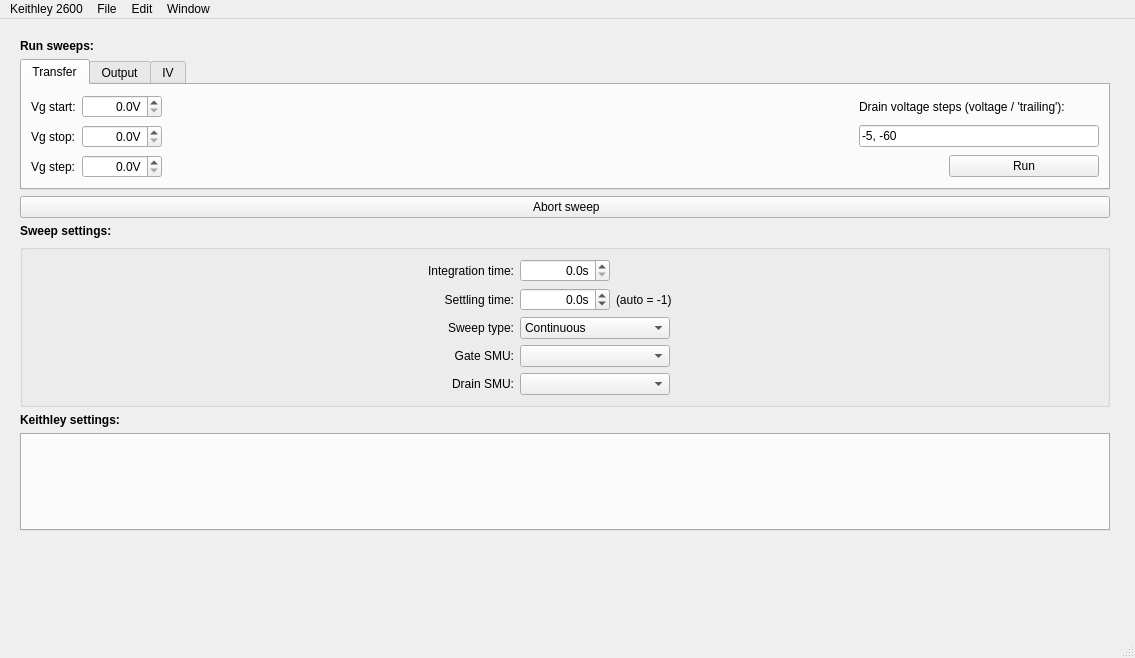
First picture: the form in keithleygui/main.ui, repository OE-FET/keithleygui, before the edit.
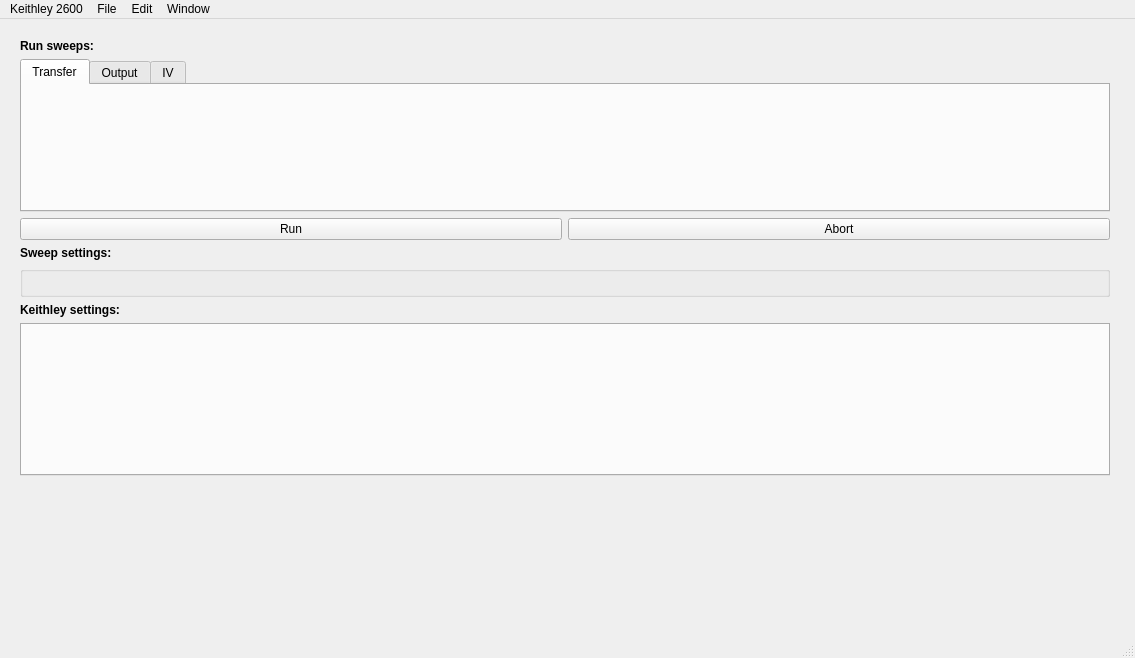
Second picture: the form after the edit. Custom widgets are drawn as their Qt base class.

Commit message: simplified and unified the code for all settings panes

```diff
--- a/keithleygui/main.ui
+++ b/keithleygui/main.ui
@@ -14,7 +14,7 @@
    <string>Keithley 2600</string>
   </property>
   <widget class="QWidget" name="centralwidget">
-   <layout class="QHBoxLayout" name="horizontalLayout" stretch="1,0,3">
+   <layout class="QHBoxLayout" name="horizontalLayout" stretch="1,0,2">
     <property name="leftMargin">
      <number>20</number>
     </property>
@@ -29,201 +29,8 @@
     </property>
     <item>
      <layout class="QGridLayout" name="gridLayout">
-      <item row="4" column="0" colspan="2">
-       <widget class="QGroupBox" name="groupBox">
-        <property name="title">
-         <string/>
-        </property>
-        <layout class="QGridLayout" name="gridLayout_6">
-         <item row="1" column="3">
-          <widget class="QLabel" name="label_21">
-           <property name="text">
-            <string>(auto = -1)</string>
-           </property>
-          </widget>
-         </item>
-         <item row="1" column="0">
-          <widget class="QLabel" name="label_20">
-           <property name="text">
-            <string>Settling time:</string>
-           </property>
-           <property name="alignment">
-            <set>Qt::AlignRight|Qt::AlignTrailing|Qt::AlignVCenter</set>
-           </property>
-          </widget>
-         </item>
-         <item row="3" column="0">
-          <widget class="QLabel" name="label_19">
-           <property name="text">
-            <string>Gate SMU:</string>
-           </property>
-           <property name="alignment">
-            <set>Qt::AlignRight|Qt::AlignTrailing|Qt::AlignVCenter</set>
-           </property>
-          </widget>
-         </item>
-         <item row="0" column="2">
-          <widget class="ScienDSpinBox" name="scienDSpinBoxInt">
-           <property name="minimumSize">
-            <size>
-             <width>90</width>
-             <height>0</height>
-            </size>
-           </property>
-           <property name="maximumSize">
-            <size>
-             <width>90</width>
-             <height>16777215</height>
-            </size>
-           </property>
-           <property name="toolTip">
-            <string>&lt;html&gt;&lt;head/&gt;&lt;body&gt;&lt;p&gt;Integration time must be between 0.001 and 25 power line cycles (1/50 Hz for most countries).&lt;/p&gt;&lt;/body&gt;&lt;/html&gt;</string>
-           </property>
-           <property name="alignment">
-            <set>Qt::AlignRight|Qt::AlignTrailing|Qt::AlignVCenter</set>
-           </property>
-           <property name="suffix">
-            <string>s</string>
-           </property>
-           <property name="decimals">
-            <number>1</number>
-           </property>
-           <property name="minimum">
-            <double>0.000000000000000</double>
-           </property>
-           <property name="maximum">
-            <double>0.500000000000000</double>
-           </property>
-           <property name="value">
-            <double>0.000000000000000</double>
-           </property>
-          </widget>
-         </item>
-         <item row="2" column="0">
-          <widget class="QLabel" name="label_4">
-           <property name="text">
-            <string>Sweep type:</string>
-           </property>
-           <property name="alignment">
-            <set>Qt::AlignRight|Qt::AlignTrailing|Qt::AlignVCenter</set>
-           </property>
-          </widget>
-         </item>
-         <item row="2" column="2" colspan="2">
-          <widget class="QComboBox" name="comboBoxSweepType">
-           <property name="maximumSize">
-            <size>
-             <width>150</width>
-             <height>16777215</height>
-            </size>
-           </property>
-           <item>
-            <property name="text">
-             <string>Continuous</string>
-            </property>
-           </item>
-           <item>
-            <property name="text">
-             <string>Pulsed</string>
-            </property>
-           </item>
-          </widget>
-         </item>
-         <item row="3" column="2" colspan="2">
-          <widget class="QComboBox" name="comboBoxGateSMU">
-           <property name="maximumSize">
-            <size>
-             <width>150</width>
-             <height>16777215</height>
-            </size>
-           </property>
-           <property name="currentText">
-            <string/>
-           </property>
-          </widget>
-         </item>
-         <item row="4" column="2" colspan="2">
-          <widget class="QComboBox" name="comboBoxDrainSMU">
-           <property name="maximumSize">
-            <size>
-             <width>150</width>
-             <height>16777215</height>
-            </size>
-           </property>
-           <property name="currentText">
-            <string/>
-           </property>
-          </widget>
-         </item>
-         <item row="4" column="0">
-          <widget class="QLabel" name="label_22">
-           <property name="text">
-            <string>Drain SMU:</string>
-           </property>
-           <property name="alignment">
-            <set>Qt::AlignRight|Qt::AlignTrailing|Qt::AlignVCenter</set>
-           </property>
-          </widget>
-         </item>
-         <item row="0" column="0">
-          <widget class="QLabel" name="label">
-           <property name="text">
-            <string>Integration time:</string>
-           </property>
-           <property name="alignment">
-            <set>Qt::AlignRight|Qt::AlignTrailing|Qt::AlignVCenter</set>
-           </property>
-          </widget>
-         </item>
-         <item row="1" column="2">
-          <widget class="ScienDSpinBox" name="scienDSpinBoxSettling">
-           <property name="minimumSize">
-            <size>
-             <width>90</width>
-             <height>0</height>
-            </size>
-           </property>
-           <property name="maximumSize">
-            <size>
-             <width>90</width>
-             <height>16777215</height>
-            </size>
-           </property>
-           <property name="alignment">
-            <set>Qt::AlignRight|Qt::AlignTrailing|Qt::AlignVCenter</set>
-           </property>
-           <property name="suffix">
-            <string>s</string>
-           </property>
-           <property name="decimals">
-            <number>1</number>
-           </property>
-           <property name="minimum">
-            <double>-1.000000000000000</double>
-           </property>
-           <property name="singleStep">
-            <double>0.100000000000000</double>
-           </property>
-           <property name="value">
-            <double>0.000000000000000</double>
-           </property>
-          </widget>
-         </item>
-        </layout>
-       </widget>
-      </item>
-      <item row="6" column="0" colspan="2">
-       <widget class="QTabWidget" name="tabWidgetSettings">
-        <property name="enabled">
-         <bool>true</bool>
-        </property>
-        <property name="currentIndex">
-         <number>-1</number>
-        </property>
-       </widget>
-      </item>
       <item row="0" column="0" colspan="2">
-       <widget class="QLabel" name="label_23">
+       <widget class="QLabel" name="label_1">
         <property name="font">
          <font>
           <weight>75</weight>
@@ -235,39 +42,6 @@
         </property>
        </widget>
       </item>
-      <item row="2" column="0" colspan="2">
-       <widget class="QPushButton" name="pushButtonAbort">
-        <property name="text">
-         <string> Abort sweep</string>
-        </property>
-       </widget>
-      </item>
-      <item row="5" column="0" colspan="2">
-       <widget class="QLabel" name="label_24">
-        <property name="font">
-         <font>
-          <weight>75</weight>
-          <bold>true</bold>
-         </font>
-        </property>
-        <property name="text">
-         <string>Keithley settings:</string>
-        </property>
-       </widget>
-      </item>
-      <item row="3" column="0" colspan="2">
-       <widget class="QLabel" name="label_26">
-        <property name="font">
-         <font>
-          <weight>75</weight>
-          <bold>true</bold>
-         </font>
-        </property>
-        <property name="text">
-         <string>Sweep settings:</string>
-        </property>
-       </widget>
-      </item>
       <item row="1" column="0" colspan="2">
        <widget class="QTabWidget" name="tabWidgetSweeps">
         <property name="currentIndex">
@@ -277,387 +51,26 @@
          <attribute name="title">
           <string>Transfer</string>
          </attribute>
-         <layout class="QVBoxLayout" name="verticalLayout">
-          <item>
-           <layout class="QGridLayout" name="gridLayout_4">
-            <property name="leftMargin">
-             <number>0</number>
-            </property>
-            <property name="verticalSpacing">
-             <number>7</number>
-            </property>
-            <item row="0" column="0">
-             <widget class="QLabel" name="label_5">
-              <property name="text">
-               <string>Vg start:</string>
-              </property>
-             </widget>
-            </item>
-            <item row="1" column="1">
-             <widget class="ScienDSpinBox" name="scienDSpinBoxVgStop">
-              <property name="minimumSize">
-               <size>
-                <width>80</width>
-                <height>0</height>
-               </size>
-              </property>
-              <property name="maximumSize">
-               <size>
-                <width>90</width>
-                <height>16777215</height>
-               </size>
-              </property>
-              <property name="alignment">
-               <set>Qt::AlignRight|Qt::AlignTrailing|Qt::AlignVCenter</set>
-              </property>
-              <property name="suffix">
-               <string>V</string>
-              </property>
-              <property name="decimals">
-               <number>1</number>
-              </property>
-             </widget>
-            </item>
-            <item row="0" column="2" rowspan="3">
-             <spacer name="horizontalSpacer">
-              <property name="orientation">
-               <enum>Qt::Horizontal</enum>
-              </property>
-              <property name="sizeHint" stdset="0">
-               <size>
-                <width>0</width>
-                <height>0</height>
-               </size>
-              </property>
-             </spacer>
-            </item>
-            <item row="1" column="0">
-             <widget class="QLabel" name="label_6">
-              <property name="text">
-               <string>Vg stop:</string>
-              </property>
-             </widget>
-            </item>
-            <item row="2" column="0">
-             <widget class="QLabel" name="label_7">
-              <property name="text">
-               <string>Vg step:</string>
-              </property>
-             </widget>
-            </item>
-            <item row="2" column="1">
-             <widget class="ScienDSpinBox" name="scienDSpinBoxVgStep">
-              <property name="minimumSize">
-               <size>
-                <width>80</width>
-                <height>0</height>
-               </size>
-              </property>
-              <property name="maximumSize">
-               <size>
-                <width>90</width>
-                <height>16777215</height>
-               </size>
-              </property>
-              <property name="alignment">
-               <set>Qt::AlignRight|Qt::AlignTrailing|Qt::AlignVCenter</set>
-              </property>
-              <property name="suffix">
-               <string>V</string>
-              </property>
-              <property name="decimals">
-               <number>1</number>
-              </property>
-             </widget>
-            </item>
-            <item row="0" column="1">
-             <widget class="ScienDSpinBox" name="scienDSpinBoxVgStart">
-              <property name="minimumSize">
-               <size>
-                <width>80</width>
-                <height>0</height>
-               </size>
-              </property>
-              <property name="maximumSize">
-               <size>
-                <width>90</width>
-                <height>16777215</height>
-               </size>
-              </property>
-              <property name="alignment">
-               <set>Qt::AlignRight|Qt::AlignTrailing|Qt::AlignVCenter</set>
-              </property>
-              <property name="suffix">
-               <string>V</string>
-              </property>
-              <property name="decimals">
-               <number>1</number>
-              </property>
-             </widget>
-            </item>
-            <item row="0" column="3">
-             <widget class="QLabel" name="label_3">
-              <property name="sizePolicy">
-               <sizepolicy hsizetype="Fixed" vsizetype="Preferred">
-                <horstretch>0</horstretch>
-                <verstretch>0</verstretch>
-               </sizepolicy>
-              </property>
-              <property name="minimumSize">
-               <size>
-                <width>240</width>
-                <height>0</height>
-               </size>
-              </property>
-              <property name="maximumSize">
-               <size>
-                <width>240</width>
-                <height>16777215</height>
-               </size>
-              </property>
-              <property name="text">
-               <string>Drain voltage steps (voltage / 'trailing'):</string>
-              </property>
-             </widget>
-            </item>
-            <item row="1" column="3">
-             <widget class="QLineEdit" name="lineEditVdList">
-              <property name="sizePolicy">
-               <sizepolicy hsizetype="Preferred" vsizetype="Fixed">
-                <horstretch>0</horstretch>
-                <verstretch>0</verstretch>
-               </sizepolicy>
-              </property>
-              <property name="minimumSize">
-               <size>
-                <width>240</width>
-                <height>0</height>
-               </size>
-              </property>
-              <property name="maximumSize">
-               <size>
-                <width>240</width>
-                <height>16777215</height>
-               </size>
-              </property>
-              <property name="text">
-               <string>-5, -60</string>
-              </property>
-             </widget>
-            </item>
-            <item row="2" column="3" alignment="Qt::AlignRight">
-             <widget class="QPushButton" name="pushButtonTransfer">
-              <property name="sizePolicy">
-               <sizepolicy hsizetype="Preferred" vsizetype="Fixed">
-                <horstretch>0</horstretch>
-                <verstretch>0</verstretch>
-               </sizepolicy>
-              </property>
-              <property name="minimumSize">
-               <size>
-                <width>150</width>
-                <height>0</height>
-               </size>
-              </property>
-              <property name="maximumSize">
-               <size>
-                <width>150</width>
-                <height>16777215</height>
-               </size>
-              </property>
-              <property name="text">
-               <string>Run</string>
-              </property>
-             </widget>
-            </item>
-           </layout>
-          </item>
+         <layout class="QVBoxLayout" name="_2">
+          <property name="topMargin">
+           <number>0</number>
+          </property>
+          <property name="bottomMargin">
+           <number>0</number>
+          </property>
          </layout>
         </widget>
         <widget class="QWidget" name="tab2">
          <attribute name="title">
           <string>Output</string>
          </attribute>
-         <layout class="QGridLayout" name="gridLayout_3">
-          <item row="0" column="0" colspan="4">
-           <layout class="QGridLayout" name="gridLayout_2">
-            <property name="verticalSpacing">
-             <number>7</number>
-            </property>
-            <item row="0" column="1">
-             <widget class="ScienDSpinBox" name="scienDSpinBoxVdStart">
-              <property name="minimumSize">
-               <size>
-                <width>80</width>
-                <height>0</height>
-               </size>
-              </property>
-              <property name="maximumSize">
-               <size>
-                <width>90</width>
-                <height>16777215</height>
-               </size>
-              </property>
-              <property name="alignment">
-               <set>Qt::AlignRight|Qt::AlignTrailing|Qt::AlignVCenter</set>
-              </property>
-              <property name="suffix">
-               <string>V</string>
-              </property>
-              <property name="decimals">
-               <number>1</number>
-              </property>
-             </widget>
-            </item>
-            <item row="0" column="0">
-             <widget class="QLabel" name="label_8">
-              <property name="text">
-               <string>Vd start:</string>
-              </property>
-             </widget>
-            </item>
-            <item row="2" column="1">
-             <widget class="ScienDSpinBox" name="scienDSpinBoxVdStep">
-              <property name="minimumSize">
-               <size>
-                <width>80</width>
-                <height>0</height>
-               </size>
-              </property>
-              <property name="maximumSize">
-               <size>
-                <width>90</width>
-                <height>16777215</height>
-               </size>
-              </property>
-              <property name="alignment">
-               <set>Qt::AlignRight|Qt::AlignTrailing|Qt::AlignVCenter</set>
-              </property>
-              <property name="suffix">
-               <string>V</string>
-              </property>
-              <property name="decimals">
-               <number>1</number>
-              </property>
-             </widget>
-            </item>
-            <item row="1" column="1">
-             <widget class="ScienDSpinBox" name="scienDSpinBoxVdStop">
-              <property name="minimumSize">
-               <size>
-                <width>80</width>
-                <height>0</height>
-               </size>
-              </property>
-              <property name="maximumSize">
-               <size>
-                <width>90</width>
-                <height>16777215</height>
-               </size>
-              </property>
-              <property name="alignment">
-               <set>Qt::AlignRight|Qt::AlignTrailing|Qt::AlignVCenter</set>
-              </property>
-              <property name="suffix">
-               <string>V</string>
-              </property>
-              <property name="decimals">
-               <number>1</number>
-              </property>
-             </widget>
-            </item>
-            <item row="2" column="0">
-             <widget class="QLabel" name="label_11">
-              <property name="text">
-               <string>Vd step:</string>
-              </property>
-             </widget>
-            </item>
-            <item row="1" column="0">
-             <widget class="QLabel" name="label_9">
-              <property name="text">
-               <string>Vd stop:</string>
-              </property>
-             </widget>
-            </item>
-            <item row="0" column="3">
-             <widget class="QLabel" name="label_10">
-              <property name="minimumSize">
-               <size>
-                <width>240</width>
-                <height>0</height>
-               </size>
-              </property>
-              <property name="maximumSize">
-               <size>
-                <width>240</width>
-                <height>16777215</height>
-               </size>
-              </property>
-              <property name="text">
-               <string>Gate voltage steps:</string>
-              </property>
-             </widget>
-            </item>
-            <item row="1" column="3">
-             <widget class="QLineEdit" name="lineEditVgList">
-              <property name="minimumSize">
-               <size>
-                <width>240</width>
-                <height>0</height>
-               </size>
-              </property>
-              <property name="maximumSize">
-               <size>
-                <width>240</width>
-                <height>16777215</height>
-               </size>
-              </property>
-              <property name="text">
-               <string>0, -20, -40, -60</string>
-              </property>
-             </widget>
-            </item>
-            <item row="2" column="3" alignment="Qt::AlignRight">
-             <widget class="QPushButton" name="pushButtonOutput">
-              <property name="sizePolicy">
-               <sizepolicy hsizetype="Preferred" vsizetype="Fixed">
-                <horstretch>0</horstretch>
-                <verstretch>0</verstretch>
-               </sizepolicy>
-              </property>
-              <property name="minimumSize">
-               <size>
-                <width>150</width>
-                <height>0</height>
-               </size>
-              </property>
-              <property name="maximumSize">
-               <size>
-                <width>150</width>
-                <height>16777215</height>
-               </size>
-              </property>
-              <property name="text">
-               <string>Run</string>
-              </property>
-             </widget>
-            </item>
-            <item row="0" column="2" rowspan="3">
-             <spacer name="horizontalSpacer_2">
-              <property name="orientation">
-               <enum>Qt::Horizontal</enum>
-              </property>
-              <property name="sizeHint" stdset="0">
-               <size>
-                <width>0</width>
-                <height>0</height>
-               </size>
-              </property>
-             </spacer>
-            </item>
-           </layout>
-          </item>
+         <layout class="QGridLayout" name="_3">
+          <property name="topMargin">
+           <number>0</number>
+          </property>
+          <property name="bottomMargin">
+           <number>0</number>
+          </property>
          </layout>
         </widget>
         <widget class="QWidget" name="tab3">
@@ -665,155 +78,49 @@
           <string>IV</string>
          </attribute>
          <layout class="QGridLayout" name="gridLayout_7">
-          <item row="0" column="0" colspan="4">
-           <layout class="QGridLayout" name="gridLayout_5">
-            <property name="verticalSpacing">
-             <number>7</number>
-            </property>
-            <item row="0" column="1">
-             <widget class="ScienDSpinBox" name="scienDSpinBoxVStart">
-              <property name="minimumSize">
-               <size>
-                <width>80</width>
-                <height>0</height>
-               </size>
-              </property>
-              <property name="maximumSize">
-               <size>
-                <width>90</width>
-                <height>16777215</height>
-               </size>
-              </property>
-              <property name="alignment">
-               <set>Qt::AlignRight|Qt::AlignTrailing|Qt::AlignVCenter</set>
-              </property>
-              <property name="suffix">
-               <string>V</string>
-              </property>
-              <property name="decimals">
-               <number>1</number>
-              </property>
-             </widget>
-            </item>
-            <item row="1" column="0">
-             <widget class="QLabel" name="label_31">
-              <property name="text">
-               <string>V stop: </string>
-              </property>
-             </widget>
-            </item>
-            <item row="0" column="0">
-             <widget class="QLabel" name="label_27">
-              <property name="text">
-               <string>V start:  </string>
-              </property>
-             </widget>
-            </item>
-            <item row="2" column="1">
-             <widget class="ScienDSpinBox" name="scienDSpinBoxVStep">
-              <property name="minimumSize">
-               <size>
-                <width>80</width>
-                <height>0</height>
-               </size>
-              </property>
-              <property name="maximumSize">
-               <size>
-                <width>90</width>
-                <height>16777215</height>
-               </size>
-              </property>
-              <property name="alignment">
-               <set>Qt::AlignRight|Qt::AlignTrailing|Qt::AlignVCenter</set>
-              </property>
-              <property name="suffix">
-               <string>V</string>
-              </property>
-              <property name="decimals">
-               <number>1</number>
-              </property>
-             </widget>
-            </item>
-            <item row="2" column="0">
-             <widget class="QLabel" name="label_32">
-              <property name="text">
-               <string>V step: </string>
-              </property>
-             </widget>
-            </item>
-            <item row="1" column="1">
-             <widget class="ScienDSpinBox" name="scienDSpinBoxVStop">
-              <property name="minimumSize">
-               <size>
-                <width>80</width>
-                <height>0</height>
-               </size>
-              </property>
-              <property name="maximumSize">
-               <size>
-                <width>90</width>
-                <height>16777215</height>
-               </size>
-              </property>
-              <property name="alignment">
-               <set>Qt::AlignRight|Qt::AlignTrailing|Qt::AlignVCenter</set>
-              </property>
-              <property name="suffix">
-               <string>V</string>
-              </property>
-              <property name="decimals">
-               <number>1</number>
-              </property>
-             </widget>
-            </item>
-            <item row="0" column="3">
-             <widget class="QLabel" name="label_36">
-              <property name="text">
-               <string>Sweep smu:</string>
-              </property>
-             </widget>
-            </item>
-            <item row="1" column="3">
-             <widget class="QComboBox" name="comboBoxSweepSMU"/>
-            </item>
-            <item row="2" column="3" alignment="Qt::AlignRight">
-             <widget class="QPushButton" name="pushButtonIV">
-              <property name="minimumSize">
-               <size>
-                <width>150</width>
-                <height>0</height>
-               </size>
-              </property>
-              <property name="maximumSize">
-               <size>
-                <width>150</width>
-                <height>16777215</height>
-               </size>
-              </property>
-              <property name="text">
-               <string>Run</string>
-              </property>
-             </widget>
-            </item>
-            <item row="0" column="2" rowspan="3">
-             <spacer name="horizontalSpacer_5">
-              <property name="orientation">
-               <enum>Qt::Horizontal</enum>
-              </property>
-              <property name="sizeHint" stdset="0">
-               <size>
-                <width>0</width>
-                <height>0</height>
-               </size>
-              </property>
-             </spacer>
-            </item>
-           </layout>
-          </item>
+          <property name="topMargin">
+           <number>0</number>
+          </property>
+          <property name="bottomMargin">
+           <number>0</number>
+          </property>
          </layout>
         </widget>
        </widget>
       </item>
+      <item row="3" column="0" colspan="2">
+       <widget class="QLabel" name="label_2">
+        <property name="font">
+         <font>
+          <weight>75</weight>
+          <bold>true</bold>
+         </font>
+        </property>
+        <property name="text">
+         <string>Sweep settings:</string>
+        </property>
+       </widget>
+      </item>
+      <item row="2" column="0">
+       <widget class="QPushButton" name="pushButtonRun">
+        <property name="text">
+         <string>Run</string>
+        </property>
+       </widget>
+      </item>
+      <item row="5" column="0" colspan="2">
+       <widget class="QLabel" name="label_3">
+        <property name="font">
+         <font>
+          <weight>75</weight>
+          <bold>true</bold>
+         </font>
+        </property>
+        <property name="text">
+         <string>Keithley settings:</string>
+        </property>
+       </widget>
+      </item>
       <item row="7" column="0" colspan="2">
        <spacer name="verticalSpacer_4">
         <property name="orientation">
@@ -830,6 +137,35 @@
         </property>
        </spacer>
       </item>
+      <item row="6" column="0" colspan="2">
+       <widget class="QTabWidget" name="tabWidgetSettings">
+        <property name="enabled">
+         <bool>true</bool>
+        </property>
+       </widget>
+      </item>
+      <item row="4" column="0" colspan="2">
+       <widget class="QGroupBox" name="groupBoxSweepSettings">
+        <property name="title">
+         <string/>
+        </property>
+        <layout class="QGridLayout" name="gridLayout_6">
+         <property name="topMargin">
+          <number>0</number>
+         </property>
+         <property name="bottomMargin">
+          <number>0</number>
+         </property>
+        </layout>
+       </widget>
+      </item>
+      <item row="2" column="1">
+       <widget class="QPushButton" name="pushButtonAbort">
+        <property name="text">
+         <string>Abort</string>
+        </property>
+       </widget>
+      </item>
      </layout>
     </item>
     <item>
@@ -992,13 +328,6 @@
    </property>
   </action>
  </widget>
- <customwidgets>
-  <customwidget>
-   <class>ScienDSpinBox</class>
-   <extends>QDoubleSpinBox</extends>
-   <header>keithleygui.utils.scientific_spinbox.h</header>
-  </customwidget>
- </customwidgets>
  <tabstops>
   <tabstop>tabWidgetSweeps</tabstop>
   <tabstop>scienDSpinBoxVgStart</tabstop>
```
Left out of the diff: 21 changed lines with no effect on the pictures. The commit also changes 4 other files.
